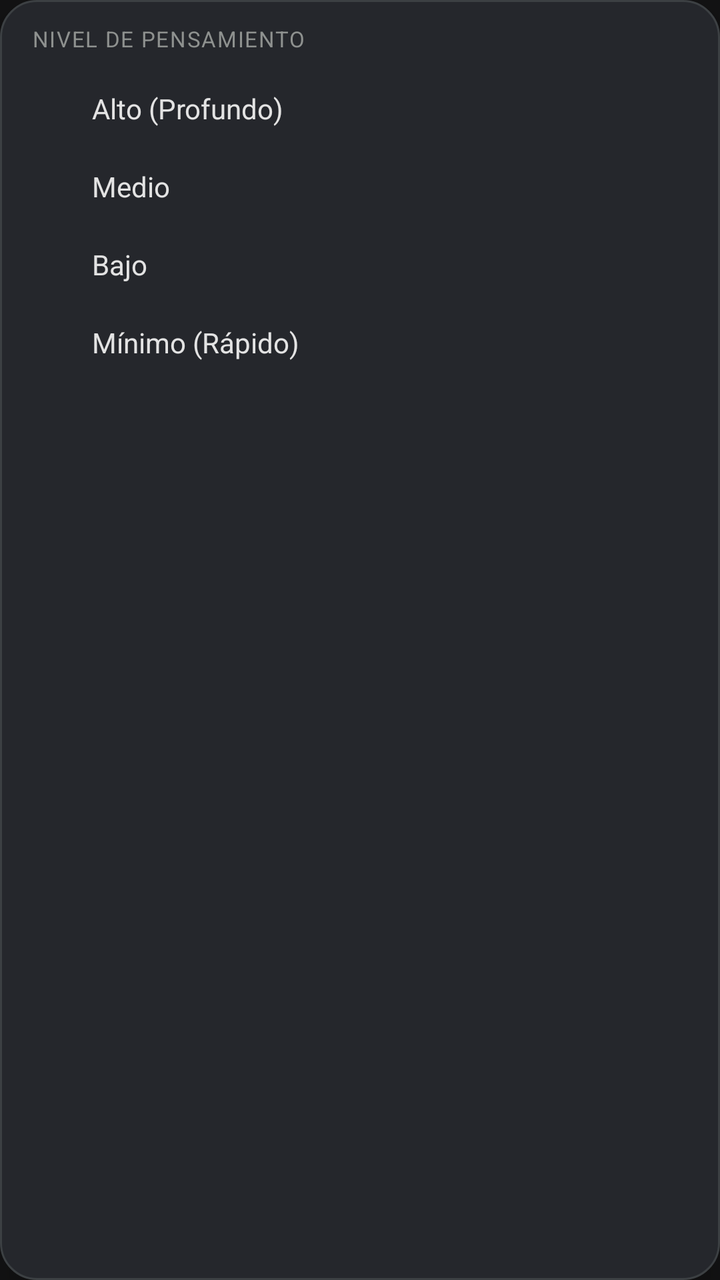
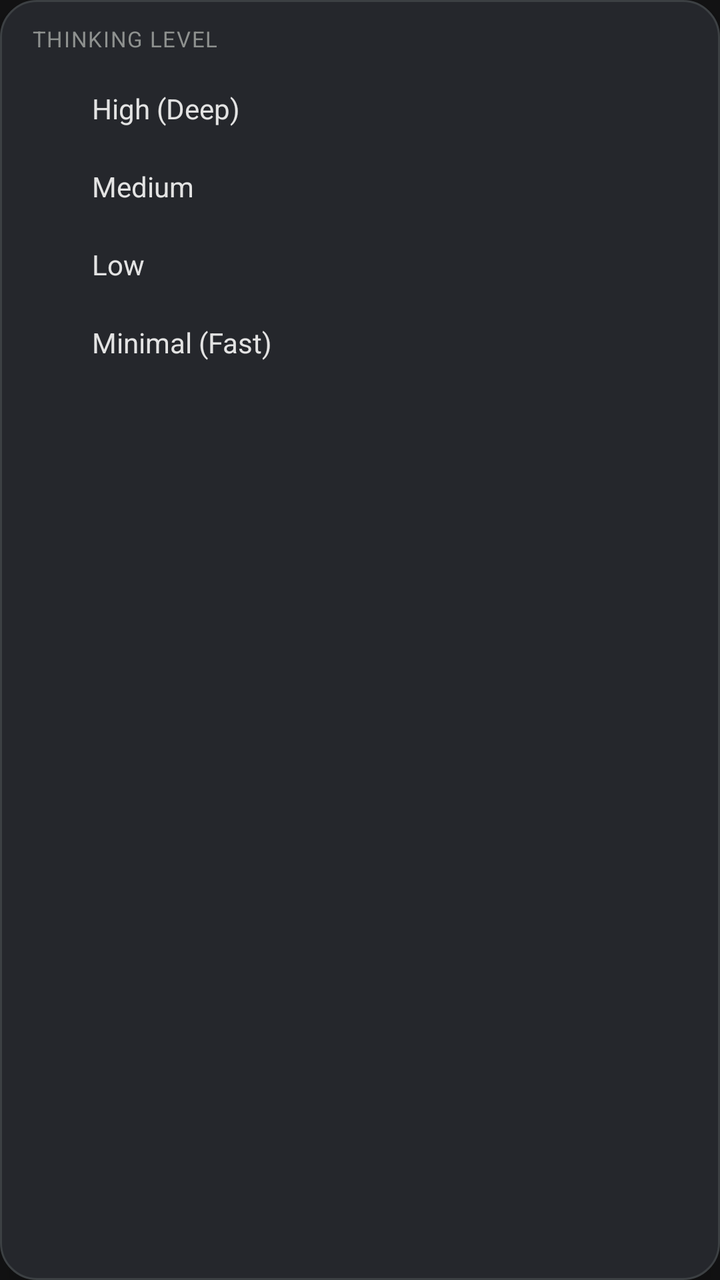

The first picture is an Android layout as it rendered before a commit; the second is the same layout after the commit. The layout source and the unified diff follow.
<!-- AndroidManifest.xml: application theme Theme.GeminiClone -->
<!-- res/layout/popup_thinking_submenu.xml -->
<?xml version="1.0" encoding="utf-8"?>
<LinearLayout xmlns:android="http://schemas.android.com/apk/res/android"
    xmlns:app="http://schemas.android.com/apk/res-auto"
    android:id="@+id/popupThinkingRoot"
    android:layout_width="220dp"
    android:layout_height="wrap_content"
    android:orientation="vertical"
    android:background="@drawable/bg_menu_popup"
    android:paddingVertical="8dp"
    android:elevation="12dp">

    <TextView
        android:id="@+id/tvThinkingHeader"
        android:layout_width="match_parent"
        android:layout_height="wrap_content"
        android:paddingHorizontal="16dp"
        android:paddingTop="4dp"
        android:paddingBottom="8dp"
        android:text="Nivel de pensamiento"
        android:textColor="@color/text_hint"
        android:textSize="11sp"
        android:textAllCaps="true"
        android:letterSpacing="0.05" />

    
    <LinearLayout
        android:id="@+id/btnThinkingHigh"
        android:layout_width="match_parent"
        android:layout_height="wrap_content"
        android:orientation="horizontal"
        android:gravity="center_vertical"
        android:paddingHorizontal="16dp"
        android:paddingVertical="10dp"
        android:background="?attr/selectableItemBackground"
        android:clickable="true"
        android:focusable="true">

        <ImageView
            android:id="@+id/ivCheckHigh"
            android:layout_width="18dp"
            android:layout_height="18dp"
            android:layout_marginEnd="12dp"
            android:src="@drawable/ic_check"
            app:tint="@color/text_primary"
            android:visibility="invisible" />

        <TextView
            android:layout_width="wrap_content"
            android:layout_height="wrap_content"
            android:text="Alto (Profundo)"
            android:textColor="@color/text_primary"
            android:textSize="14sp" />
    </LinearLayout>

    
    <LinearLayout
        android:id="@+id/btnThinkingMedium"
        android:layout_width="match_parent"
        android:layout_height="wrap_content"
        android:orientation="horizontal"
        android:gravity="center_vertical"
        android:paddingHorizontal="16dp"
        android:paddingVertical="10dp"
        android:background="?attr/selectableItemBackground"
        android:clickable="true"
        android:focusable="true">

        <ImageView
            android:id="@+id/ivCheckMedium"
            android:layout_width="18dp"
            android:layout_height="18dp"
            android:layout_marginEnd="12dp"
            android:src="@drawable/ic_check"
            app:tint="@color/text_primary"
            android:visibility="invisible" />

        <TextView
            android:layout_width="wrap_content"
            android:layout_height="wrap_content"
            android:text="Medio"
            android:textColor="@color/text_primary"
            android:textSize="14sp" />
    </LinearLayout>

    
    <LinearLayout
        android:id="@+id/btnThinkingLow"
        android:layout_width="match_parent"
        android:layout_height="wrap_content"
        android:orientation="horizontal"
        android:gravity="center_vertical"
        android:paddingHorizontal="16dp"
        android:paddingVertical="10dp"
        android:background="?attr/selectableItemBackground"
        android:clickable="true"
        android:focusable="true">

        <ImageView
            android:id="@+id/ivCheckLow"
            android:layout_width="18dp"
            android:layout_height="18dp"
            android:layout_marginEnd="12dp"
            android:src="@drawable/ic_check"
            app:tint="@color/text_primary"
            android:visibility="invisible" />

        <TextView
            android:layout_width="wrap_content"
            android:layout_height="wrap_content"
            android:text="Bajo"
            android:textColor="@color/text_primary"
            android:textSize="14sp" />
    </LinearLayout>

    
    <LinearLayout
        android:id="@+id/btnThinkingMinimal"
        android:layout_width="match_parent"
        android:layout_height="wrap_content"
        android:orientation="horizontal"
        android:gravity="center_vertical"
        android:paddingHorizontal="16dp"
        android:paddingVertical="10dp"
        android:background="?attr/selectableItemBackground"
        android:clickable="true"
        android:focusable="true">

        <ImageView
            android:id="@+id/ivCheckMinimal"
            android:layout_width="18dp"
            android:layout_height="18dp"
            android:layout_marginEnd="12dp"
            android:src="@drawable/ic_check"
            app:tint="@color/text_primary"
            android:visibility="invisible" />

        <TextView
            android:layout_width="wrap_content"
            android:layout_height="wrap_content"
            android:text="Mínimo (Rápido)"
            android:textColor="@color/text_primary"
            android:textSize="14sp" />
    </LinearLayout>

</LinearLayout>
<!-- resources referenced by this layout -->
<resources>
  <color name="text_hint">#8E918F</color>
  <color name="text_primary">#E3E3E3</color>
  <!-- drawable bg_menu_popup (drawable) -->
  <?xml version="1.0" encoding="utf-8"?>
  <shape xmlns:android="http://schemas.android.com/apk/res/android"
      android:shape="rectangle">
      <corners android:radius="18dp" />
      <solid android:color="#25272C" />
      <stroke android:width="1dp" android:color="#3C4043" />
  </shape>
  <!-- drawable ic_check (drawable) -->
  <vector xmlns:android="http://schemas.android.com/apk/res/android"
      android:width="24dp"
      android:height="24dp"
      android:viewportWidth="24"
      android:viewportHeight="24">
      <path
          android:fillColor="#34A853"
          android:pathData="M9,16.17L4.83,12l-1.42,1.41L9,19 21,7l-1.41,-1.41z" />
  </vector>
  <style name="Theme.GeminiClone" parent="Theme.Material3.Dark.NoActionBar">
          <item name="android:windowBackground">@color/gemini_bg</item>
          <item name="android:statusBarColor">@android:color/transparent</item>
          <item name="android:navigationBarColor">@android:color/transparent</item>
          <item name="android:windowLightStatusBar">false</item>
          <item name="android:windowLightNavigationBar">false</item>
          <item name="android:windowDrawsSystemBarBackgrounds">true</item>
          <item name="android:windowLayoutInDisplayCutoutMode">shortEdges</item>
          <item name="colorPrimary">@color/gemini_blue</item>
          <item name="colorSecondary">@color/gemini_purple</item>
          <item name="colorSurface">@color/gemini_surface</item>
          <item name="colorOnSurface">@color/text_primary</item>
      </style>
  <color name="gemini_bg">#131314</color>
  <color name="gemini_blue">#4285F4</color>
  <color name="gemini_purple">#9B51E0</color>
  <color name="gemini_surface">#1E1F20</color>
</resources>

<!-- the commit's change to res/layout/popup_thinking_submenu.xml (unified diff, before → after) -->
@@ -16,7 +16,7 @@
         android:paddingHorizontal="16dp"
         android:paddingTop="4dp"
         android:paddingBottom="8dp"
-        android:text="Nivel de pensamiento"
+        android:text="@string/thinking_level_title"
         android:textColor="@color/text_hint"
         android:textSize="11sp"
         android:textAllCaps="true"
@@ -47,7 +47,7 @@
         <TextView
             android:layout_width="wrap_content"
             android:layout_height="wrap_content"
-            android:text="Alto (Profundo)"
+            android:text="@string/thinking_high"
             android:textColor="@color/text_primary"
             android:textSize="14sp" />
     </LinearLayout>
@@ -77,7 +77,7 @@
         <TextView
             android:layout_width="wrap_content"
             android:layout_height="wrap_content"
-            android:text="Medio"
+            android:text="@string/thinking_medium"
             android:textColor="@color/text_primary"
             android:textSize="14sp" />
     </LinearLayout>
@@ -107,7 +107,7 @@
         <TextView
             android:layout_width="wrap_content"
             android:layout_height="wrap_content"
-            android:text="Bajo"
+            android:text="@string/thinking_low"
             android:textColor="@color/text_primary"
             android:textSize="14sp" />
     </LinearLayout>
@@ -137,7 +137,7 @@
         <TextView
             android:layout_width="wrap_content"
             android:layout_height="wrap_content"
-            android:text="Mínimo (Rápido)"
+            android:text="@string/thinking_minimal"
             android:textColor="@color/text_primary"
             android:textSize="14sp" />
     </LinearLayout>
<!-- resource entries referenced after the edit -->
@@ -20,6 +20,11 @@
           android:fillColor="#34A853"
           android:pathData="M9,16.17L4.83,12l-1.42,1.41L9,19 21,7l-1.41,-1.41z" />
   </vector>
+  <string name="thinking_high">High (Deep)</string>
+  <string name="thinking_level_title">Thinking level</string>
+  <string name="thinking_low">Low</string>
+  <string name="thinking_medium">Medium</string>
+  <string name="thinking_minimal">Minimal (Fast)</string>
   <style name="Theme.GeminiClone" parent="Theme.Material3.Dark.NoActionBar">
           <item name="android:windowBackground">@color/gemini_bg</item>
           <item name="android:statusBarColor">@android:color/transparent</item>
